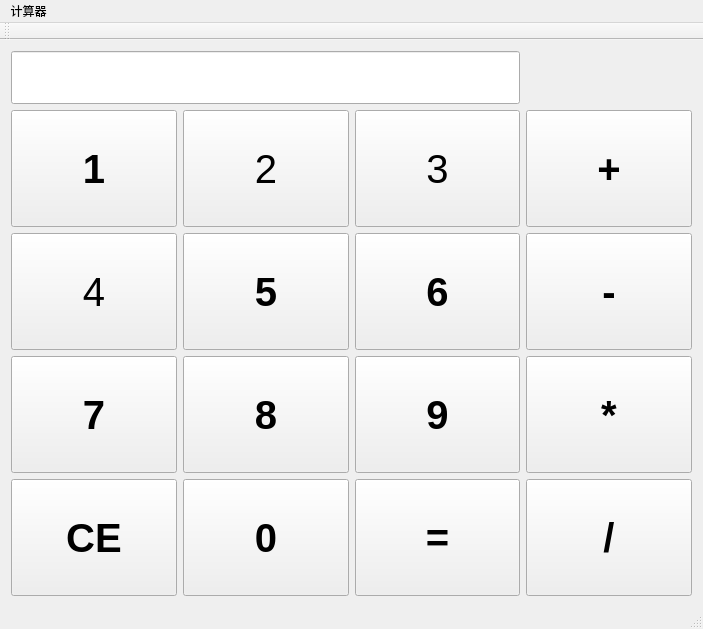
Qt form week05/KCalculator/mainwindow.ui (woshixty/KingTrainingCamp) before a commit.
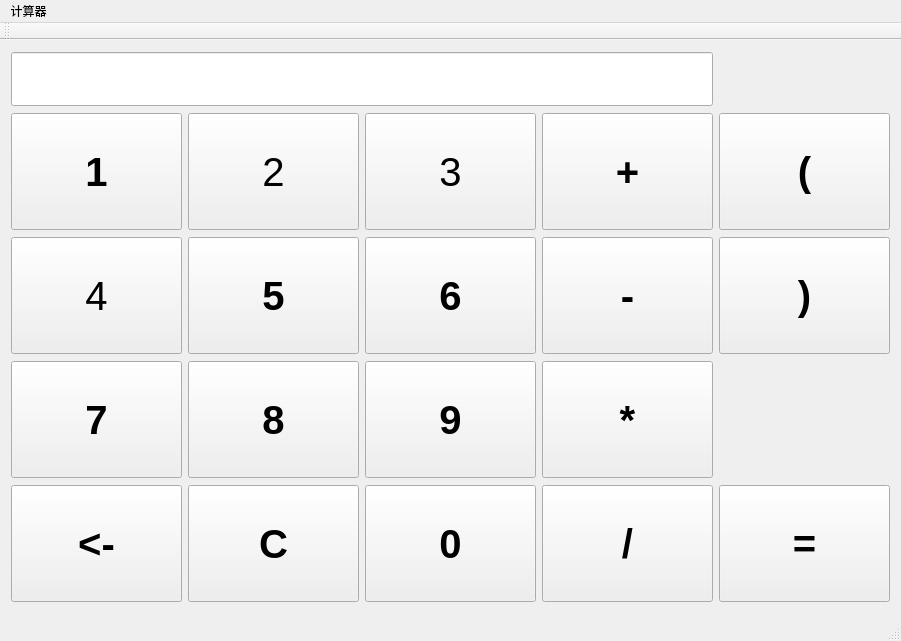
The same form after that commit.

What changed in the file:
```diff
--- a/week05/KCalculator/mainwindow.ui
+++ b/week05/KCalculator/mainwindow.ui
@@ -6,8 +6,8 @@
    <rect>
     <x>0</x>
     <y>0</y>
-    <width>703</width>
-    <height>629</height>
+    <width>901</width>
+    <height>641</height>
    </rect>
   </property>
   <property name="minimumSize">
@@ -83,46 +83,6 @@
       </property>
      </widget>
     </item>
-    <item row="1" column="3">
-     <widget class="QPushButton" name="m_button_add">
-      <property name="minimumSize">
-       <size>
-        <width>0</width>
-        <height>117</height>
-       </size>
-      </property>
-      <property name="font">
-       <font>
-        <pointsize>30</pointsize>
-        <weight>75</weight>
-        <bold>true</bold>
-       </font>
-      </property>
-      <property name="text">
-       <string>+</string>
-      </property>
-     </widget>
-    </item>
-    <item row="3" column="0">
-     <widget class="QPushButton" name="m_value_7">
-      <property name="minimumSize">
-       <size>
-        <width>0</width>
-        <height>117</height>
-       </size>
-      </property>
-      <property name="font">
-       <font>
-        <pointsize>30</pointsize>
-        <weight>75</weight>
-        <bold>true</bold>
-       </font>
-      </property>
-      <property name="text">
-       <string>7</string>
-      </property>
-     </widget>
-    </item>
     <item row="2" column="0">
      <widget class="QPushButton" name="m_value_4">
       <property name="minimumSize">
@@ -141,6 +101,26 @@
       </property>
      </widget>
     </item>
+    <item row="3" column="0">
+     <widget class="QPushButton" name="m_value_7">
+      <property name="minimumSize">
+       <size>
+        <width>0</width>
+        <height>117</height>
+       </size>
+      </property>
+      <property name="font">
+       <font>
+        <pointsize>30</pointsize>
+        <weight>75</weight>
+        <bold>true</bold>
+       </font>
+      </property>
+      <property name="text">
+       <string>7</string>
+      </property>
+     </widget>
+    </item>
     <item row="3" column="1">
      <widget class="QPushButton" name="m_value_8">
       <property name="minimumSize">
@@ -161,26 +141,6 @@
       </property>
      </widget>
     </item>
-    <item row="4" column="1">
-     <widget class="QPushButton" name="m_value_0">
-      <property name="minimumSize">
-       <size>
-        <width>0</width>
-        <height>117</height>
-       </size>
-      </property>
-      <property name="font">
-       <font>
-        <pointsize>30</pointsize>
-        <weight>75</weight>
-        <bold>true</bold>
-       </font>
-      </property>
-      <property name="text">
-       <string>0</string>
-      </property>
-     </widget>
-    </item>
     <item row="2" column="1">
      <widget class="QPushButton" name="m_value_5">
       <property name="minimumSize">
@@ -230,26 +190,6 @@
       </property>
      </widget>
     </item>
-    <item row="2" column="3">
-     <widget class="QPushButton" name="m_button_minus">
-      <property name="minimumSize">
-       <size>
-        <width>0</width>
-        <height>117</height>
-       </size>
-      </property>
-      <property name="font">
-       <font>
-        <pointsize>30</pointsize>
-        <weight>75</weight>
-        <bold>true</bold>
-       </font>
-      </property>
-      <property name="text">
-       <string>-</string>
-      </property>
-     </widget>
-    </item>
     <item row="3" column="2">
      <widget class="QPushButton" name="m_value_9">
       <property name="minimumSize">
@@ -270,6 +210,41 @@
       </property>
      </widget>
     </item>
+    <item row="4" column="0">
+     <widget class="QPushButton" name="m_button_backstep">
+      <property name="minimumSize">
+       <size>
+        <width>0</width>
+        <height>117</height>
+       </size>
+      </property>
+      <property name="font">
+       <font>
+        <pointsize>30</pointsize>
+        <weight>75</weight>
+        <bold>true</bold>
+       </font>
+      </property>
+      <property name="styleSheet">
+       <string notr="true"/>
+      </property>
+      <property name="text">
+       <string>&lt;-</string>
+      </property>
+     </widget>
+    </item>
+    <item row="0" column="4">
+     <widget class="QLabel" name="m_answer">
+      <property name="font">
+       <font>
+        <pointsize>15</pointsize>
+       </font>
+      </property>
+      <property name="text">
+       <string/>
+      </property>
+     </widget>
+    </item>
     <item row="3" column="3">
      <widget class="QPushButton" name="m_button_multiply">
       <property name="minimumSize">
@@ -290,46 +265,6 @@
       </property>
      </widget>
     </item>
-    <item row="4" column="0">
-     <widget class="QPushButton" name="m_button_ce">
-      <property name="minimumSize">
-       <size>
-        <width>0</width>
-        <height>117</height>
-       </size>
-      </property>
-      <property name="font">
-       <font>
-        <pointsize>30</pointsize>
-        <weight>75</weight>
-        <bold>true</bold>
-       </font>
-      </property>
-      <property name="text">
-       <string>CE</string>
-      </property>
-     </widget>
-    </item>
-    <item row="4" column="2">
-     <widget class="QPushButton" name="m_equal">
-      <property name="minimumSize">
-       <size>
-        <width>0</width>
-        <height>117</height>
-       </size>
-      </property>
-      <property name="font">
-       <font>
-        <pointsize>30</pointsize>
-        <weight>75</weight>
-        <bold>true</bold>
-       </font>
-      </property>
-      <property name="text">
-       <string>=</string>
-      </property>
-     </widget>
-    </item>
     <item row="4" column="3">
      <widget class="QPushButton" name="m_button_divide">
       <property name="minimumSize">
@@ -350,7 +285,147 @@
       </property>
      </widget>
     </item>
-    <item row="0" column="0" colspan="3">
+    <item row="2" column="3">
+     <widget class="QPushButton" name="m_button_minus">
+      <property name="minimumSize">
+       <size>
+        <width>0</width>
+        <height>117</height>
+       </size>
+      </property>
+      <property name="font">
+       <font>
+        <pointsize>30</pointsize>
+        <weight>75</weight>
+        <bold>true</bold>
+       </font>
+      </property>
+      <property name="text">
+       <string>-</string>
+      </property>
+     </widget>
+    </item>
+    <item row="1" column="3">
+     <widget class="QPushButton" name="m_button_add">
+      <property name="minimumSize">
+       <size>
+        <width>0</width>
+        <height>117</height>
+       </size>
+      </property>
+      <property name="font">
+       <font>
+        <pointsize>30</pointsize>
+        <weight>75</weight>
+        <bold>true</bold>
+       </font>
+      </property>
+      <property name="text">
+       <string>+</string>
+      </property>
+     </widget>
+    </item>
+    <item row="1" column="4">
+     <widget class="QPushButton" name="m_left_bracket">
+      <property name="minimumSize">
+       <size>
+        <width>0</width>
+        <height>117</height>
+       </size>
+      </property>
+      <property name="font">
+       <font>
+        <pointsize>30</pointsize>
+        <weight>75</weight>
+        <bold>true</bold>
+       </font>
+      </property>
+      <property name="text">
+       <string>(</string>
+      </property>
+     </widget>
+    </item>
+    <item row="2" column="4">
+     <widget class="QPushButton" name="m_right_bracket">
+      <property name="minimumSize">
+       <size>
+        <width>0</width>
+        <height>117</height>
+       </size>
+      </property>
+      <property name="font">
+       <font>
+        <pointsize>30</pointsize>
+        <weight>75</weight>
+        <bold>true</bold>
+       </font>
+      </property>
+      <property name="text">
+       <string>)</string>
+      </property>
+     </widget>
+    </item>
+    <item row="4" column="4">
+     <widget class="QPushButton" name="m_equal">
+      <property name="minimumSize">
+       <size>
+        <width>0</width>
+        <height>117</height>
+       </size>
+      </property>
+      <property name="font">
+       <font>
+        <pointsize>30</pointsize>
+        <weight>75</weight>
+        <bold>true</bold>
+       </font>
+      </property>
+      <property name="text">
+       <string>=</string>
+      </property>
+     </widget>
+    </item>
+    <item row="4" column="2">
+     <widget class="QPushButton" name="m_value_0">
+      <property name="minimumSize">
+       <size>
+        <width>0</width>
+        <height>117</height>
+       </size>
+      </property>
+      <property name="font">
+       <font>
+        <pointsize>30</pointsize>
+        <weight>75</weight>
+        <bold>true</bold>
+       </font>
+      </property>
+      <property name="text">
+       <string>0</string>
+      </property>
+     </widget>
+    </item>
+    <item row="4" column="1">
+     <widget class="QPushButton" name="m_clear">
+      <property name="minimumSize">
+       <size>
+        <width>0</width>
+        <height>117</height>
+       </size>
+      </property>
+      <property name="font">
+       <font>
+        <pointsize>30</pointsize>
+        <weight>75</weight>
+        <bold>true</bold>
+       </font>
+      </property>
+      <property name="text">
+       <string>C</string>
+      </property>
+     </widget>
+    </item>
+    <item row="0" column="0" colspan="4">
      <widget class="QLineEdit" name="m_expression">
       <property name="minimumSize">
        <size>
@@ -365,17 +440,8 @@
         <bold>true</bold>
        </font>
       </property>
-     </widget>
-    </item>
-    <item row="0" column="3">
-     <widget class="QLabel" name="m_answer">
-      <property name="font">
-       <font>
-        <pointsize>15</pointsize>
-       </font>
-      </property>
-      <property name="text">
-       <string/>
+      <property name="readOnly">
+       <bool>true</bool>
       </property>
      </widget>
     </item>
@@ -386,7 +452,7 @@
     <rect>
      <x>0</x>
      <y>0</y>
-     <width>703</width>
+     <width>901</width>
      <height>26</height>
     </rect>
    </property>
```
